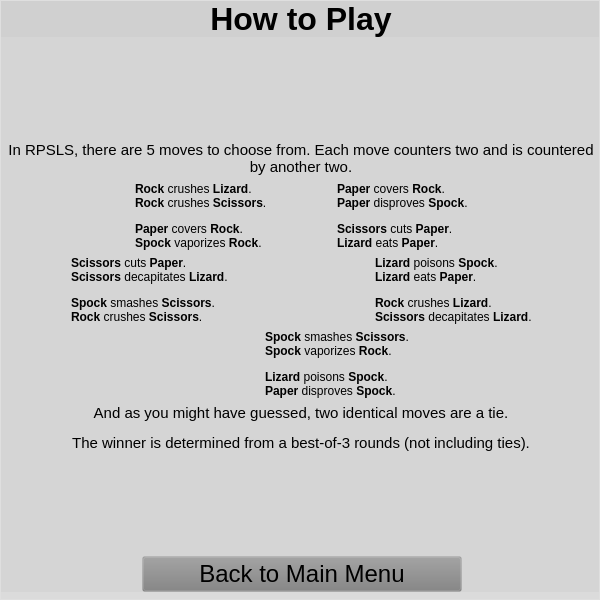
Qt form src/ui/MainMenu.ui (J0w03L/QtRPSLS) before a commit.
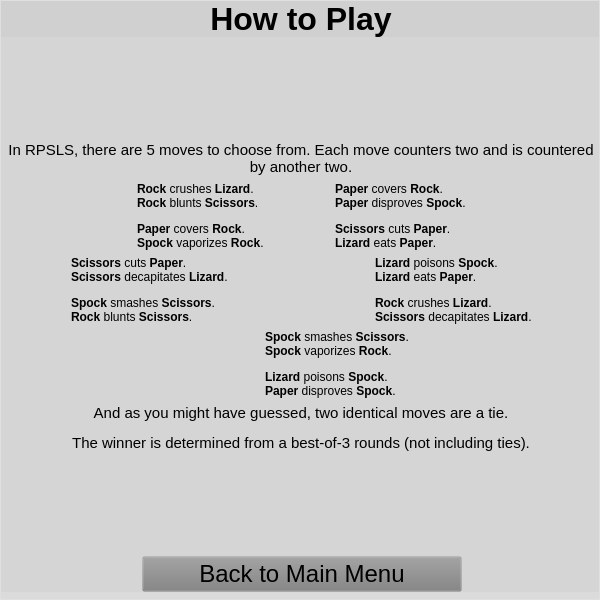
The same form after that commit. Icons and pictures are not drawn.

What changed in the file:
```diff
--- a/src/ui/MainMenu.ui
+++ b/src/ui/MainMenu.ui
@@ -625,7 +625,7 @@
                 <string notr="true">background: none;</string>
                </property>
                <property name="text">
-                <string>&lt;html&gt;&lt;head/&gt;&lt;body&gt;&lt;p&gt;&lt;span style=&quot; font-weight:700;&quot;&gt;Rock&lt;/span&gt; crushes &lt;span style=&quot; font-weight:700;&quot;&gt;Lizard&lt;/span&gt;.&lt;br/&gt;&lt;span style=&quot; font-weight:700;&quot;&gt;Rock&lt;/span&gt; crushes &lt;span style=&quot; font-weight:700;&quot;&gt;Scissors&lt;/span&gt;.&lt;/p&gt;&lt;p&gt;&lt;span style=&quot; font-weight:700;&quot;&gt;Paper&lt;/span&gt; covers &lt;span style=&quot; font-weight:700;&quot;&gt;Rock&lt;/span&gt;.&lt;br/&gt;&lt;span style=&quot; font-weight:700;&quot;&gt;Spock&lt;/span&gt; vaporizes &lt;span style=&quot; font-weight:700;&quot;&gt;Rock&lt;/span&gt;.&lt;/p&gt;&lt;/body&gt;&lt;/html&gt;</string>
+                <string>&lt;html&gt;&lt;head/&gt;&lt;body&gt;&lt;p&gt;&lt;span style=&quot; font-weight:700;&quot;&gt;Rock&lt;/span&gt; crushes &lt;span style=&quot; font-weight:700;&quot;&gt;Lizard&lt;/span&gt;.&lt;br/&gt;&lt;span style=&quot; font-weight:700;&quot;&gt;Rock&lt;/span&gt; blunts &lt;span style=&quot; font-weight:700;&quot;&gt;Scissors&lt;/span&gt;.&lt;/p&gt;&lt;p&gt;&lt;span style=&quot; font-weight:700;&quot;&gt;Paper&lt;/span&gt; covers &lt;span style=&quot; font-weight:700;&quot;&gt;Rock&lt;/span&gt;.&lt;br/&gt;&lt;span style=&quot; font-weight:700;&quot;&gt;Spock&lt;/span&gt; vaporizes &lt;span style=&quot; font-weight:700;&quot;&gt;Rock&lt;/span&gt;.&lt;/p&gt;&lt;/body&gt;&lt;/html&gt;</string>
                </property>
               </widget>
              </item>
@@ -734,7 +734,7 @@
                 <string notr="true">background: none;</string>
                </property>
                <property name="text">
-                <string>&lt;html&gt;&lt;head/&gt;&lt;body&gt;&lt;p&gt;&lt;span style=&quot; font-weight:700;&quot;&gt;Scissors&lt;/span&gt; cuts &lt;span style=&quot; font-weight:700;&quot;&gt;Paper&lt;/span&gt;.&lt;br/&gt;&lt;span style=&quot; font-weight:700;&quot;&gt;Scissors&lt;/span&gt; decapitates &lt;span style=&quot; font-weight:700;&quot;&gt;Lizard&lt;/span&gt;.&lt;/p&gt;&lt;p&gt;&lt;span style=&quot; font-weight:700;&quot;&gt;Spock&lt;/span&gt; smashes &lt;span style=&quot; font-weight:700;&quot;&gt;Scissors&lt;/span&gt;.&lt;br/&gt;&lt;span style=&quot; font-weight:700;&quot;&gt;Rock&lt;/span&gt; crushes &lt;span style=&quot; font-weight:700;&quot;&gt;Scissors&lt;/span&gt;.&lt;/p&gt;&lt;/body&gt;&lt;/html&gt;</string>
+                <string>&lt;html&gt;&lt;head/&gt;&lt;body&gt;&lt;p&gt;&lt;span style=&quot; font-weight:700;&quot;&gt;Scissors&lt;/span&gt; cuts &lt;span style=&quot; font-weight:700;&quot;&gt;Paper&lt;/span&gt;.&lt;br/&gt;&lt;span style=&quot; font-weight:700;&quot;&gt;Scissors&lt;/span&gt; decapitates &lt;span style=&quot; font-weight:700;&quot;&gt;Lizard&lt;/span&gt;.&lt;/p&gt;&lt;p&gt;&lt;span style=&quot; font-weight:700;&quot;&gt;Spock&lt;/span&gt; smashes &lt;span style=&quot; font-weight:700;&quot;&gt;Scissors&lt;/span&gt;.&lt;br/&gt;&lt;span style=&quot; font-weight:700;&quot;&gt;Rock&lt;/span&gt; blunts &lt;span style=&quot; font-weight:700;&quot;&gt;Scissors&lt;/span&gt;.&lt;/p&gt;&lt;/body&gt;&lt;/html&gt;</string>
                </property>
               </widget>
              </item>
```
Left out of the diff: 76 changed lines with no effect on the pictures.
